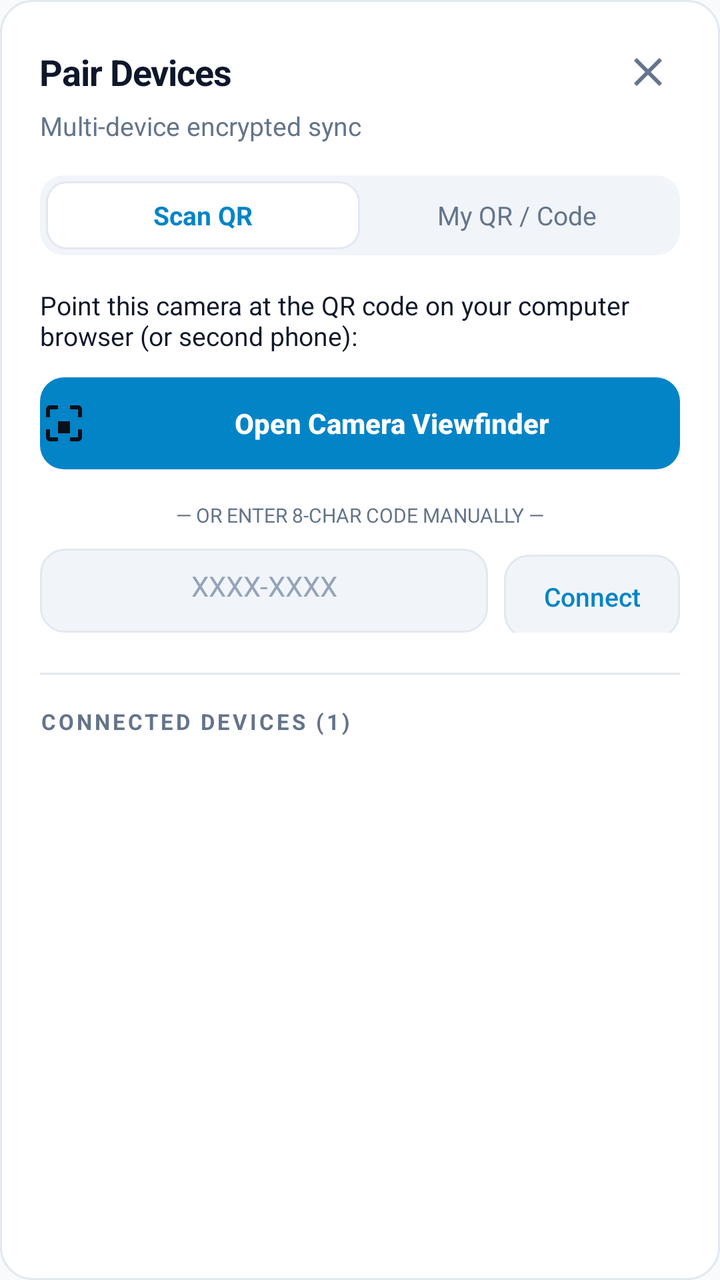
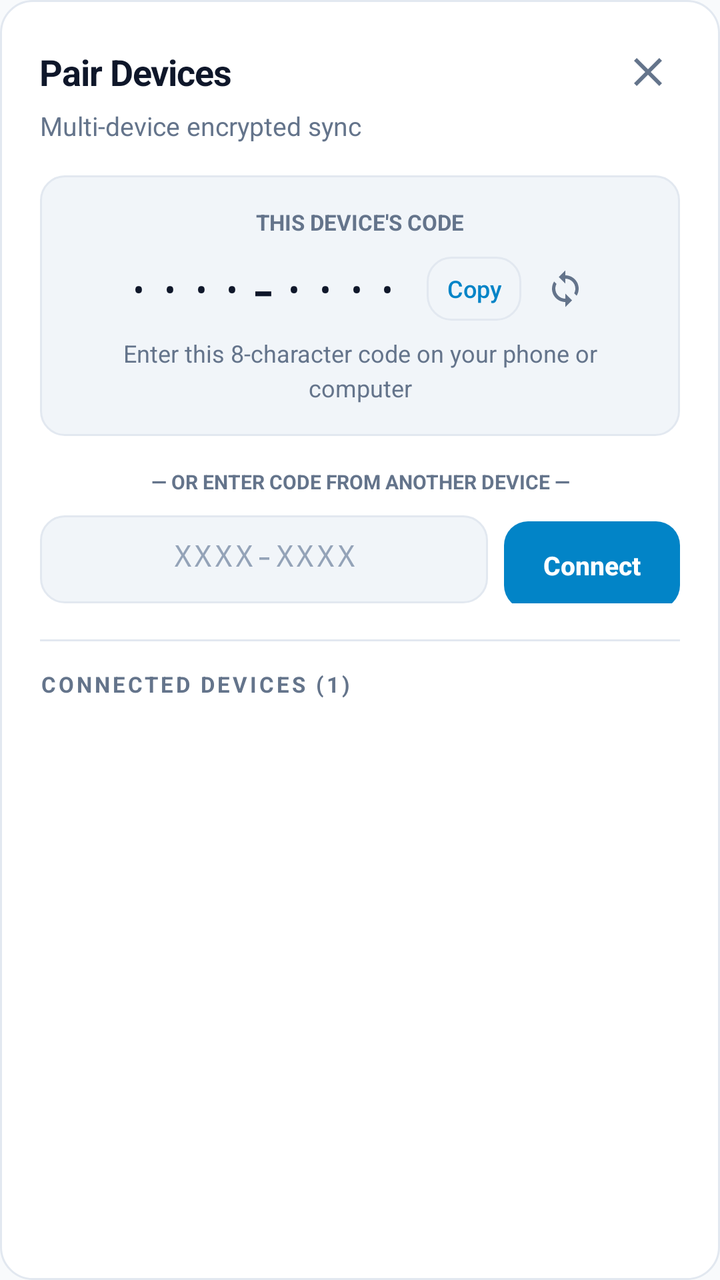

Two renders of the same Android screen: before a commit and after it. Below are the layout's source before the change and the commit's diff.
<!-- AndroidManifest.xml: application theme Theme.Teilen -->
<!-- res/layout/dialog_universal_pair.xml -->
<?xml version="1.0" encoding="utf-8"?>
<LinearLayout xmlns:android="http://schemas.android.com/apk/res/android"
    android:layout_width="match_parent"
    android:layout_height="wrap_content"
    android:background="@drawable/bg_card"
    android:orientation="vertical"
    android:padding="20dp">

    
    <LinearLayout
        android:layout_width="match_parent"
        android:layout_height="wrap_content"
        android:gravity="center_vertical"
        android:orientation="horizontal">

        <TextView
            style="@style/Text.Header"
            android:layout_width="0dp"
            android:layout_height="wrap_content"
            android:layout_weight="1"
            android:text="Pair Devices"
            android:textSize="18sp" />

        <ImageButton
            android:id="@+id/dialog_pair_close"
            android:layout_width="32dp"
            android:layout_height="32dp"
            android:background="?android:attr/selectableItemBackgroundBorderless"
            android:contentDescription="Close"
            android:src="@drawable/ic_close"
            android:tint="@color/text_secondary" />
    </LinearLayout>

    <TextView
        style="@style/Text.Caption"
        android:layout_width="match_parent"
        android:layout_height="wrap_content"
        android:layout_marginTop="2dp"
        android:text="Multi-device encrypted sync" />

    
    <LinearLayout
        android:id="@+id/pair_tab_container"
        android:layout_width="match_parent"
        android:layout_height="40dp"
        android:layout_marginTop="16dp"
        android:background="@drawable/bg_segmented_container"
        android:orientation="horizontal"
        android:padding="3dp">

        <TextView
            android:id="@+id/tab_scan_qr"
            android:layout_width="0dp"
            android:layout_height="match_parent"
            android:layout_weight="1"
            android:background="@drawable/bg_segmented_selected"
            android:gravity="center"
            android:text="Scan QR"
            android:textColor="@color/accent"
            android:textSize="13sp"
            android:textStyle="bold" />

        <TextView
            android:id="@+id/tab_my_code"
            android:layout_width="0dp"
            android:layout_height="match_parent"
            android:layout_weight="1"
            android:background="@null"
            android:gravity="center"
            android:text="My QR / Code"
            android:textColor="@color/text_secondary"
            android:textSize="13sp" />
    </LinearLayout>

    
    <LinearLayout
        android:id="@+id/view_scan_qr"
        android:layout_width="match_parent"
        android:layout_height="wrap_content"
        android:layout_marginTop="16dp"
        android:orientation="vertical">

        <TextView
            style="@style/Text.Body"
            android:layout_width="match_parent"
            android:layout_height="wrap_content"
            android:text="Point this camera at the QR code on your computer browser (or second phone):"
            android:textSize="13sp" />

        <Button
            android:id="@+id/btn_open_camera_scanner"
            style="@style/Button.Primary"
            android:layout_width="match_parent"
            android:layout_height="46dp"
            android:layout_marginTop="12dp"
            android:drawableStart="@drawable/ic_qr_scan"
            android:drawablePadding="8dp"
            android:drawableTint="#0B0F17"
            android:text="Open Camera Viewfinder"
            android:textSize="14sp" />

        <TextView
            style="@style/Text.Caption"
            android:layout_width="match_parent"
            android:layout_height="wrap_content"
            android:layout_marginTop="16dp"
            android:gravity="center"
            android:text="— OR ENTER 8-CHAR CODE MANUALLY —"
            android:textColor="@color/text_secondary"
            android:textSize="10sp" />

        <LinearLayout
            android:layout_width="match_parent"
            android:layout_height="wrap_content"
            android:layout_marginTop="10dp"
            android:orientation="horizontal">

            <EditText
                android:id="@+id/input_manual_pair_code"
                style="@style/Input.Field"
                android:layout_width="0dp"
                android:layout_height="42dp"
                android:layout_weight="1"
                android:gravity="center"
                android:hint="XXXX-XXXX"
                android:inputType="textCapCharacters|textNoSuggestions"
                android:maxLength="9"
                android:textSize="14sp" />

            <Button
                android:id="@+id/btn_submit_manual_code"
                style="@style/Button.Outline"
                android:layout_width="wrap_content"
                android:layout_height="42dp"
                android:layout_marginStart="8dp"
                android:minHeight="42dp"
                android:text="Connect"
                android:textColor="@color/accent"
                android:textSize="13sp" />
        </LinearLayout>

        <TextView
            android:id="@+id/status_manual_pair"
            style="@style/Text.Caption"
            android:layout_width="match_parent"
            android:layout_height="wrap_content"
            android:layout_marginTop="6dp"
            android:visibility="gone" />
    </LinearLayout>

    
    <LinearLayout
        android:id="@+id/view_my_code"
        android:layout_width="match_parent"
        android:layout_height="wrap_content"
        android:layout_marginTop="16dp"
        android:gravity="center_horizontal"
        android:orientation="vertical"
        android:visibility="gone">

        <TextView
            style="@style/Text.Body"
            android:layout_width="match_parent"
            android:layout_height="wrap_content"
            android:gravity="center"
            android:text="Scan this code with the Teilen app on your other device:"
            android:textSize="13sp" />

        <FrameLayout
            android:layout_width="180dp"
            android:layout_height="180dp"
            android:layout_marginTop="12dp"
            android:background="@drawable/bg_input"
            android:padding="8dp">

            <ImageView
                android:id="@+id/dialog_pair_qr"
                android:layout_width="match_parent"
                android:layout_height="match_parent"
                android:contentDescription="Pairing QR Code" />

            <ProgressBar
                android:id="@+id/dialog_pair_spinner"
                android:layout_width="32dp"
                android:layout_height="32dp"
                android:layout_gravity="center"
                android:indeterminateTint="@color/accent" />
        </FrameLayout>

        
        <LinearLayout
            android:layout_width="wrap_content"
            android:layout_height="wrap_content"
            android:layout_marginTop="10dp"
            android:gravity="center_vertical"
            android:orientation="horizontal">

            <TextView
                android:id="@+id/dialog_pair_code"
                style="@style/Text.Tabular"
                android:layout_width="wrap_content"
                android:layout_height="wrap_content"
                android:fontFamily="monospace"
                android:text="····-····"
                android:textColor="@color/text_primary"
                android:textSize="18sp"
                android:textStyle="bold" />

            <Button
                android:id="@+id/dialog_btn_copy_code"
                style="@style/Button.Outline"
                android:layout_width="wrap_content"
                android:layout_height="30dp"
                android:layout_marginStart="10dp"
                android:minHeight="30dp"
                android:minWidth="0dp"
                android:paddingStart="8dp"
                android:paddingEnd="8dp"
                android:text="Copy"
                android:textColor="@color/accent"
                android:textSize="11sp" />
        </LinearLayout>

        <TextView
            android:id="@+id/dialog_pair_status"
            style="@style/Text.Caption"
            android:layout_width="match_parent"
            android:layout_height="wrap_content"
            android:layout_marginTop="6dp"
            android:gravity="center"
            android:text="Waiting for other device to approve…"
            android:textColor="@color/text_secondary" />
    </LinearLayout>

    
    <View
        android:layout_width="match_parent"
        android:layout_height="1dp"
        android:layout_marginTop="20dp"
        android:layout_marginBottom="16dp"
        android:background="@color/divider" />

    
    <LinearLayout
        android:layout_width="match_parent"
        android:layout_height="wrap_content"
        android:orientation="vertical">

        <LinearLayout
            android:layout_width="match_parent"
            android:layout_height="wrap_content"
            android:gravity="center_vertical"
            android:orientation="horizontal">

            <TextView
                android:id="@+id/dialog_devices_title"
                style="@style/Text.Section"
                android:layout_width="0dp"
                android:layout_height="wrap_content"
                android:layout_weight="1"
                android:text="CONNECTED DEVICES (1)"
                android:textColor="@color/text_secondary"
                android:textSize="11sp"
                android:textStyle="bold" />

            <Button
                android:id="@+id/dialog_btn_disconnect_others"
                style="@style/Button.Outline"
                android:layout_width="wrap_content"
                android:layout_height="28dp"
                android:minHeight="28dp"
                android:minWidth="0dp"
                android:paddingStart="8dp"
                android:paddingEnd="8dp"
                android:text="Disconnect Others"
                android:textColor="#F87171"
                android:textSize="11sp"
                android:visibility="gone" />
        </LinearLayout>

        <LinearLayout
            android:id="@+id/dialog_devices_container"
            android:layout_width="match_parent"
            android:layout_height="wrap_content"
            android:layout_marginTop="8dp"
            android:orientation="vertical" />
    </LinearLayout>

</LinearLayout>
<!-- resources referenced by this layout -->
<resources>
  <color name="accent">#0284C7</color>
  <color name="divider">#E2E8F0</color>
  <color name="text_primary">#0F172A</color>
  <color name="text_secondary">#64748B</color>
  <!-- drawable bg_card (drawable) -->
  <?xml version="1.0" encoding="utf-8"?>
  <shape xmlns:android="http://schemas.android.com/apk/res/android"
      android:shape="rectangle">
      <solid android:color="@color/surface" />
      <corners android:radius="16dp" />
      <stroke
          android:width="1dp"
          android:color="@color/surface_border" />
  </shape>
  <!-- drawable bg_input (drawable) -->
  <?xml version="1.0" encoding="utf-8"?>
  <shape xmlns:android="http://schemas.android.com/apk/res/android"
      android:shape="rectangle">
      <solid android:color="@color/surface_alt" />
      <corners android:radius="12dp" />
      <stroke
          android:width="1dp"
          android:color="@color/surface_border" />
  </shape>
  <!-- drawable bg_segmented_container (drawable) -->
  <?xml version="1.0" encoding="utf-8"?>
  <shape xmlns:android="http://schemas.android.com/apk/res/android"
      android:shape="rectangle">
      <solid android:color="@color/surface_alt" />
      <corners android:radius="12dp" />
  </shape>
  <!-- drawable bg_segmented_selected (drawable) -->
  <?xml version="1.0" encoding="utf-8"?>
  <shape xmlns:android="http://schemas.android.com/apk/res/android"
      android:shape="rectangle">
      <solid android:color="@color/surface" />
      <corners android:radius="10dp" />
      <stroke android:width="1dp" android:color="@color/divider" />
  </shape>
  <!-- drawable ic_qr_scan (drawable) -->
  <vector xmlns:android="http://schemas.android.com/apk/res/android"
      android:width="24dp"
      android:height="24dp"
      android:viewportWidth="24"
      android:viewportHeight="24">
      <path
          android:fillColor="#FFFFFFFF"
          android:pathData="M3,5v4h2V5h4V3H5c-1.1,0 -2,0.9 -2,2zm2,10H3v4c0,1.1 0.9,2 2,2h4v-2H5v-4zm14,4h-4v2h4c1.1,0 2,-0.9 2,-2v-4h-2v4zm0,-14h-4V3h4c1.1,0 2,0.9 2,2v4h-2V5zm-4,6h-6v6h6v-6z"/>
  </vector>
  <style name="Input.Field">
          <item name="android:background">@drawable/bg_input</item>
          <item name="android:textColor">@color/text_primary</item>
          <item name="android:textColorHint">@color/text_muted</item>
          <item name="android:textSize">15sp</item>
          <item name="android:padding">14dp</item>
          <item name="android:minHeight">48dp</item>
      </style>
  <style name="Text.Body">
          <item name="android:textColor">@color/text_primary</item>
          <item name="android:textSize">15sp</item>
      </style>
  <style name="Text.Caption">
          <item name="android:textColor">@color/text_secondary</item>
          <item name="android:textSize">13sp</item>
          <item name="android:lineSpacingMultiplier">1.2</item>
      </style>
  <style name="Text.Header">
          <item name="android:textColor">@color/text_primary</item>
          <item name="android:textSize">22sp</item>
          <item name="android:textStyle">bold</item>
          <item name="android:letterSpacing">-0.02</item>
      </style>
  <style name="Text.Section">
          <item name="android:textColor">@color/text_secondary</item>
          <item name="android:textSize">11sp</item>
          <item name="android:textStyle">bold</item>
          <item name="android:letterSpacing">0.12</item>
          <item name="android:textAllCaps">true</item>
      </style>
  <style name="Text.Tabular">
          <item name="android:textColor">@color/text_secondary</item>
          <item name="android:textSize">13sp</item>
          <item name="android:fontFeatureSettings">tnum</item>
      </style>
  <color name="surface">#FFFFFF</color>
  <color name="surface_border">#E2E8F0</color>
  <color name="surface_alt">#F1F5F9</color>
  <color name="on_accent">#FFFFFF</color>
  <color name="text_muted">#94A3B8</color>
  <color name="bg">#F8FAFC</color>
  <color name="nav_bg">#FFFFFF</color>
  <color name="ripple">#1F000000</color>
  <!-- unchanged entries left out for length: 6 -->
</resources>

<!-- the commit's change to res/layout/dialog_universal_pair.xml (unified diff, before → after) -->
@@ -40,160 +40,37 @@
 
     
     <LinearLayout
-        android:id="@+id/pair_tab_container"
-        android:layout_width="match_parent"
-        android:layout_height="40dp"
+        android:layout_width="match_parent"
+        android:layout_height="wrap_content"
         android:layout_marginTop="16dp"
-        android:background="@drawable/bg_segmented_container"
-        android:orientation="horizontal"
-        android:padding="3dp">
-
-        <TextView
-            android:id="@+id/tab_scan_qr"
-            android:layout_width="0dp"
-            android:layout_height="match_parent"
-            android:layout_weight="1"
-            android:background="@drawable/bg_segmented_selected"
-            android:gravity="center"
-            android:text="Scan QR"
-            android:textColor="@color/accent"
-            android:textSize="13sp"
-            android:textStyle="bold" />
-
-        <TextView
-            android:id="@+id/tab_my_code"
-            android:layout_width="0dp"
-            android:layout_height="match_parent"
-            android:layout_weight="1"
-            android:background="@null"
-            android:gravity="center"
-            android:text="My QR / Code"
-            android:textColor="@color/text_secondary"
-            android:textSize="13sp" />
-    </LinearLayout>
-
-    
-    <LinearLayout
-        android:id="@+id/view_scan_qr"
-        android:layout_width="match_parent"
-        android:layout_height="wrap_content"
-        android:layout_marginTop="16dp"
-        android:orientation="vertical">
-
-        <TextView
-            style="@style/Text.Body"
-            android:layout_width="match_parent"
-            android:layout_height="wrap_content"
-            android:text="Point this camera at the QR code on your computer browser (or second phone):"
-            android:textSize="13sp" />
-
-        <Button
-            android:id="@+id/btn_open_camera_scanner"
-            style="@style/Button.Primary"
-            android:layout_width="match_parent"
-            android:layout_height="46dp"
-            android:layout_marginTop="12dp"
-            android:drawableStart="@drawable/ic_qr_scan"
-            android:drawablePadding="8dp"
-            android:drawableTint="#0B0F17"
-            android:text="Open Camera Viewfinder"
-            android:textSize="14sp" />
+        android:background="@drawable/bg_input"
+        android:gravity="center_horizontal"
+        android:orientation="vertical"
+        android:padding="16dp">
 
         <TextView
             style="@style/Text.Caption"
-            android:layout_width="match_parent"
-            android:layout_height="wrap_content"
-            android:layout_marginTop="16dp"
-            android:gravity="center"
-            android:text="— OR ENTER 8-CHAR CODE MANUALLY —"
+            android:layout_width="wrap_content"
+            android:layout_height="wrap_content"
+            android:text="THIS DEVICE'S CODE"
             android:textColor="@color/text_secondary"
-            android:textSize="10sp" />
-
-        <LinearLayout
-            android:layout_width="match_parent"
-            android:layout_height="wrap_content"
-            android:layout_marginTop="10dp"
-            android:orientation="horizontal">
-
-            <EditText
-                android:id="@+id/input_manual_pair_code"
-                style="@style/Input.Field"
-                android:layout_width="0dp"
-                android:layout_height="42dp"
-                android:layout_weight="1"
-                android:gravity="center"
-                android:hint="XXXX-XXXX"
-                android:inputType="textCapCharacters|textNoSuggestions"
-                android:maxLength="9"
-                android:textSize="14sp" />
-
-            <Button
-                android:id="@+id/btn_submit_manual_code"
-                style="@style/Button.Outline"
-                android:layout_width="wrap_content"
-                android:layout_height="42dp"
-                android:layout_marginStart="8dp"
-                android:minHeight="42dp"
-                android:text="Connect"
-                android:textColor="@color/accent"
-                android:textSize="13sp" />
-        </LinearLayout>
-
-        <TextView
-            android:id="@+id/status_manual_pair"
-            style="@style/Text.Caption"
-            android:layout_width="match_parent"
-            android:layout_height="wrap_content"
-            android:layout_marginTop="6dp"
-            android:visibility="gone" />
-    </LinearLayout>
-
-    
-    <LinearLayout
-        android:id="@+id/view_my_code"
-        android:layout_width="match_parent"
-        android:layout_height="wrap_content"
-        android:layout_marginTop="16dp"
-        android:gravity="center_horizontal"
-        android:orientation="vertical"
-        android:visibility="gone">
-
-        <TextView
-            style="@style/Text.Body"
-            android:layout_width="match_parent"
-            android:layout_height="wrap_content"
-            android:gravity="center"
-            android:text="Scan this code with the Teilen app on your other device:"
-            android:textSize="13sp" />
-
-        <FrameLayout
-            android:layout_width="180dp"
-            android:layout_height="180dp"
-            android:layout_marginTop="12dp"
-            android:background="@drawable/bg_input"
-            android:padding="8dp">
-
-            <ImageView
-                android:id="@+id/dialog_pair_qr"
-                android:layout_width="match_parent"
-                android:layout_height="match_parent"
-                android:contentDescription="Pairing QR Code" />
-
-            <ProgressBar
-                android:id="@+id/dialog_pair_spinner"
-                android:layout_width="32dp"
-                android:layout_height="32dp"
-                android:layout_gravity="center"
-                android:indeterminateTint="@color/accent" />
-        </FrameLayout>
-
-        
+            android:textSize="11sp"
+            android:textStyle="bold" />
+
         <LinearLayout
             android:layout_width="wrap_content"
             android:layout_height="wrap_content"
             android:layout_marginTop="10dp"
             android:gravity="center_vertical"
             android:orientation="horizontal">
+
+            <ProgressBar
+                android:id="@+id/dialog_pair_spinner"
+                android:layout_width="22dp"
+                android:layout_height="22dp"
+                android:layout_marginEnd="8dp"
+                android:indeterminateTint="@color/accent"
+                android:visibility="gone" />
 
             <TextView
                 android:id="@+id/dialog_pair_code"
@@ -201,43 +78,110 @@
                 android:layout_width="wrap_content"
                 android:layout_height="wrap_content"
                 android:fontFamily="monospace"
+                android:letterSpacing="0.1"
                 android:text="····-····"
                 android:textColor="@color/text_primary"
-                android:textSize="18sp"
+                android:textSize="22sp"
                 android:textStyle="bold" />
 
             <Button
                 android:id="@+id/dialog_btn_copy_code"
                 style="@style/Button.Outline"
                 android:layout_width="wrap_content"
-                android:layout_height="30dp"
-                android:layout_marginStart="10dp"
-                android:minHeight="30dp"
+                android:layout_height="32dp"
+                android:layout_marginStart="12dp"
+                android:minHeight="32dp"
                 android:minWidth="0dp"
-                android:paddingStart="8dp"
-                android:paddingEnd="8dp"
+                android:paddingStart="10dp"
+                android:paddingEnd="10dp"
                 android:text="Copy"
                 android:textColor="@color/accent"
-                android:textSize="11sp" />
+                android:textSize="12sp" />
+
+            <ImageButton
+                android:id="@+id/dialog_btn_refresh_code"
+                android:layout_width="32dp"
+                android:layout_height="32dp"
+                android:layout_marginStart="6dp"
+                android:background="?android:attr/selectableItemBackgroundBorderless"
+                android:contentDescription="Refresh Code"
+                android:padding="6dp"
+                android:scaleType="fitCenter"
+                android:src="@drawable/ic_sync"
+                android:tint="@color/text_secondary" />
         </LinearLayout>
 
         <TextView
             android:id="@+id/dialog_pair_status"
             style="@style/Text.Caption"
-            android:layout_width="match_parent"
-            android:layout_height="wrap_content"
-            android:layout_marginTop="6dp"
+            android:layout_width="wrap_content"
+            android:layout_height="wrap_content"
+            android:layout_marginTop="8dp"
             android:gravity="center"
-            android:text="Waiting for other device to approve…"
-            android:textColor="@color/text_secondary" />
-    </LinearLayout>
+            android:text="Enter this 8-character code on your phone or computer"
+            android:textColor="@color/text_secondary"
+            android:textSize="12sp" />
+    </LinearLayout>
+
+    
+    <TextView
+        style="@style/Text.Caption"
+        android:layout_width="match_parent"
+        android:layout_height="wrap_content"
+        android:layout_marginTop="16dp"
+        android:gravity="center"
+        android:text="— OR ENTER CODE FROM ANOTHER DEVICE —"
+        android:textColor="@color/text_secondary"
+        android:textSize="10sp"
+        android:textStyle="bold" />
+
+    
+    <LinearLayout
+        android:layout_width="match_parent"
+        android:layout_height="wrap_content"
+        android:layout_marginTop="10dp"
+        android:orientation="horizontal">
+
+        <EditText
+            android:id="@+id/input_manual_pair_code"
+            style="@style/Input.Field"
+            android:layout_width="0dp"
+            android:layout_height="44dp"
+            android:layout_weight="1"
+            android:fontFamily="monospace"
+            android:gravity="center"
+            android:hint="XXXX-XXXX"
+            android:inputType="textCapCharacters|textNoSuggestions"
+            android:letterSpacing="0.08"
+            android:maxLength="9"
+            android:textSize="15sp" />
+
+        <Button
+            android:id="@+id/btn_submit_manual_code"
+            style="@style/Button.Primary"
+            android:layout_width="wrap_content"
+            android:layout_height="44dp"
+            android:layout_marginStart="8dp"
+            android:minHeight="44dp"
+            android:text="Connect"
+            android:textSize="13sp"
+            android:textStyle="bold" />
+    </LinearLayout>
+
+    <TextView
+        android:id="@+id/status_manual_pair"
+        style="@style/Text.Caption"
+        android:layout_width="match_parent"
+        android:layout_height="wrap_content"
+        android:layout_marginTop="6dp"
+        android:visibility="gone" />
 
     
     <View
         android:layout_width="match_parent"
         android:layout_height="1dp"
-        android:layout_marginTop="20dp"
-        android:layout_marginBottom="16dp"
+        android:layout_marginTop="18dp"
+        android:layout_marginBottom="14dp"
         android:background="@color/divider" />
 
     
<!-- resource entries referenced after the edit -->
@@ -24,30 +24,15 @@
           android:width="1dp"
           android:color="@color/surface_border" />
   </shape>
-  <!-- drawable bg_segmented_container (drawable) -->
-  <?xml version="1.0" encoding="utf-8"?>
-  <shape xmlns:android="http://schemas.android.com/apk/res/android"
-      android:shape="rectangle">
-      <solid android:color="@color/surface_alt" />
-      <corners android:radius="12dp" />
-  </shape>
-  <!-- drawable bg_segmented_selected (drawable) -->
-  <?xml version="1.0" encoding="utf-8"?>
-  <shape xmlns:android="http://schemas.android.com/apk/res/android"
-      android:shape="rectangle">
-      <solid android:color="@color/surface" />
-      <corners android:radius="10dp" />
-      <stroke android:width="1dp" android:color="@color/divider" />
-  </shape>
-  <!-- drawable ic_qr_scan (drawable) -->
+  <!-- drawable ic_sync (drawable) -->
   <vector xmlns:android="http://schemas.android.com/apk/res/android"
       android:width="24dp"
       android:height="24dp"
       android:viewportWidth="24"
       android:viewportHeight="24">
       <path
-          android:fillColor="#FFFFFFFF"
-          android:pathData="M3,5v4h2V5h4V3H5c-1.1,0 -2,0.9 -2,2zm2,10H3v4c0,1.1 0.9,2 2,2h4v-2H5v-4zm14,4h-4v2h4c1.1,0 2,-0.9 2,-2v-4h-2v4zm0,-14h-4V3h4c1.1,0 2,0.9 2,2v4h-2V5zm-4,6h-6v6h6v-6z"/>
+          android:fillColor="@android:color/white"
+          android:pathData="M12,4V1L8,5l4,4V6c3.31,0 6,2.69 6,6 0,1.01 -0.25,1.97 -0.7,2.8l1.46,1.46C19.54,15.03 20,13.57 20,12c0,-4.42 -3.58,-8 -8,-8zm0,14c-3.31,0 -6,-2.69 -6,-6 0,-1.01 0.25,-1.97 0.7,-2.8L5.24,7.74C4.46,8.97 4,10.43 4,12c0,4.42 3.58,8 8,8v3l4,-4 -4,-4v3z"/>
   </vector>
   <style name="Input.Field">
           <item name="android:background">@drawable/bg_input</item>
@@ -56,10 +41,6 @@
           <item name="android:textSize">15sp</item>
           <item name="android:padding">14dp</item>
           <item name="android:minHeight">48dp</item>
-      </style>
-  <style name="Text.Body">
-          <item name="android:textColor">@color/text_primary</item>
-          <item name="android:textSize">15sp</item>
       </style>
   <style name="Text.Caption">
           <item name="android:textColor">@color/text_secondary</item>
